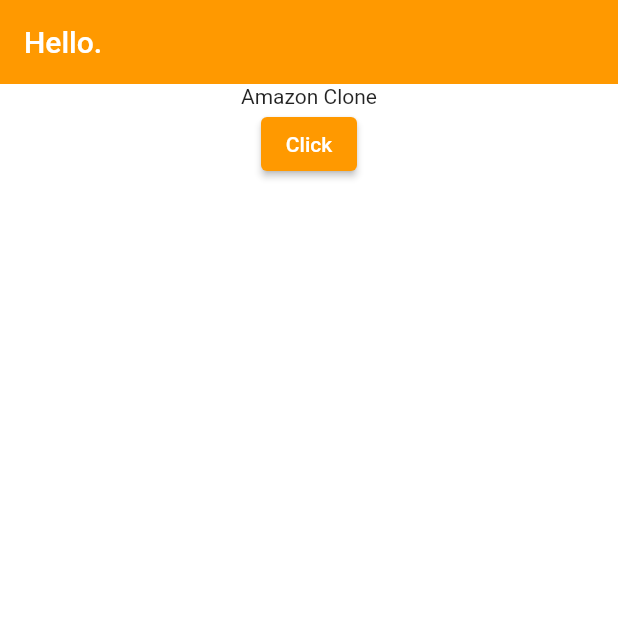
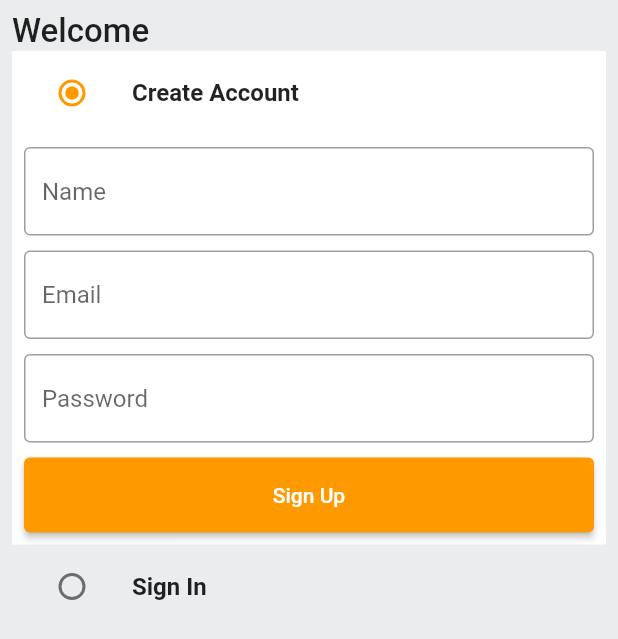
Before and after one commit to buggy1887/amazon_clone_tutorial, a Flutter app: the screen it shows after launch, on a phone screen of 412 x 824 dp. Shown: the top 639 px of the screen. Run offline on Flutter 3.47's test engine with Material 2 defaults, Android fonts, the phone set to English and light mode, and no system bars.

Commit message:
frontend auth page - made custom textfield, custom button and worked on routing

```diff
--- /dev/null
+++ b/lib/common/widgets/custom_buttond.dart
@@ -0,0 +1,19 @@
+import 'package:flutter/material.dart';
+
+class CustomButton extends StatelessWidget {
+  final String text;
+  final VoidCallback onTap;
+
+  const CustomButton({super.key, required this.text, required this.onTap});
+
+  @override
+  Widget build(BuildContext context) {
+    return ElevatedButton(
+      onPressed: onTap,
+      style: ElevatedButton.styleFrom(
+        minimumSize: const Size(double.infinity, 50),
+      ),
+      child: Text(text),
+    );
+  }
+}
--- /dev/null
+++ b/lib/common/widgets/custom_textfield.dart
@@ -0,0 +1,30 @@
+import 'package:amazon_clone_tutorial/constants/global_variables.dart';
+import 'package:flutter/material.dart';
+
+class CustomTextField extends StatelessWidget {
+  final TextEditingController controller;
+  final String hintText;
+  const CustomTextField(
+      {super.key, required this.controller, required this.hintText});
+
+  @override
+  Widget build(BuildContext context) {
+    return TextFormField(
+      controller: controller,
+      decoration: InputDecoration(
+        hintText: hintText,
+        border: const OutlineInputBorder(
+          borderSide: BorderSide(
+            color: Colors.black38,
+          ),
+        ),
+        enabledBorder: const OutlineInputBorder(
+          borderSide: BorderSide(
+            color: Colors.black38,
+          ),
+        ),
+      ),
+      validator: (val) {},
+    );
+  }
+}
--- /dev/null
+++ b/lib/features/auth/screens/auth_screen.dart
@@ -0,0 +1,159 @@
+import 'package:amazon_clone_tutorial/common/widgets/custom_buttond.dart';
+import 'package:amazon_clone_tutorial/common/widgets/custom_textfield.dart';
+import 'package:amazon_clone_tutorial/constants/global_variables.dart';
+import 'package:flutter/material.dart';
+
+enum Auth {
+  signin,
+  signup,
+}
+
+class AuthScreen extends StatefulWidget {
+  static const String routeName = '/auth-screen';
+  const AuthScreen({super.key});
+
+  @override
+  State<AuthScreen> createState() => _AuthScreenState();
+}
+
+class _AuthScreenState extends State<AuthScreen> {
+  Auth _auth = Auth.signup;
+  final _signUpFormKey = GlobalKey<FormState>();
+  final _signInFormKey = GlobalKey<FormState>();
+
+  final TextEditingController _emailContorller = TextEditingController();
+  final TextEditingController _passwordContorller = TextEditingController();
+  final TextEditingController _nameContorller = TextEditingController();
+
+  @override
+  void dispose() {
+    // TODO: implement dispose
+    super.dispose();
+    _emailContorller.dispose();
+    _passwordContorller.dispose();
+    _nameContorller.dispose();
+  }
+
+  @override
+  Widget build(BuildContext context) {
+    return Scaffold(
+      backgroundColor: GlobalVariables.greyBackgroundCOlor,
+      body: SafeArea(
+        child: Padding(
+          padding: const EdgeInsets.all(8.0),
+          child: Column(
+            crossAxisAlignment: CrossAxisAlignment.start,
+            children: [
+              const Text(
+                'Welcome',
+                style: TextStyle(fontSize: 22, fontWeight: FontWeight.w500),
+              ),
+              ListTile(
+                tileColor: _auth == Auth.signup
+                    ? GlobalVariables.backgroundColor
+                    : GlobalVariables.greyBackgroundCOlor,
+                title: const Text(
+                  'Create Account',
+                  style: TextStyle(
+                    fontWeight: FontWeight.bold,
+                  ),
+                ),
+                leading: Radio(
+                  activeColor: GlobalVariables.secondaryColor,
+                  value: Auth.signup,
+                  groupValue: _auth,
+                  onChanged: (Auth? val) {
+                    setState(() {
+                      _auth = val!;
+                    });
+                  },
+                ),
+              ),
+              if (_auth == Auth.signup)
+                Container(
+                  padding: const EdgeInsets.all(8),
+                  color: GlobalVariables.backgroundColor,
+                  child: Form(
+                    key: _signUpFormKey,
+                    child: Column(children: [
+                      CustomTextField(
+                        controller: _nameContorller,
+                        hintText: 'Name',
+                      ),
+                      const SizedBox(
+                        height: 10,
+                      ),
+                      CustomTextField(
+                        controller: _emailContorller,
+                        hintText: 'Email',
+                      ),
+                      const SizedBox(
+                        height: 10,
+                      ),
+                      CustomTextField(
+                        controller: _passwordContorller,
+                        hintText: 'Password',
+                      ),
+                      const SizedBox(
+                        height: 10,
+                      ),
+                      CustomButton(text: 'Sign Up', onTap: () {}),
+                    ]),
+                  ),
+                ),
+              ListTile(
+                tileColor: _auth == Auth.signin
+                    ? GlobalVariables.backgroundColor
+                    : GlobalVariables.greyBackgroundCOlor,
+                title: const Text(
+                  'Sign In',
+                  style: TextStyle(
+                    fontWeight: FontWeight.bold,
+                  ),
+                ),
+                leading: Radio(
+                  activeColor: GlobalVariables.secondaryColor,
+                  value: Auth.signin,
+                  groupValue: _auth,
+                  onChanged: (Auth? val) {
+                    setState(() {
+                      _auth = val!;
+                    });
+                  },
+                ),
+              ),
+              if (_auth == Auth.signin)
+                Container(
+                  padding: const EdgeInsets.all(8),
+                  color: GlobalVariables.backgroundColor,
+                  child: Form(
+                    key: _signUpFormKey,
+                    child: Column(children: [
+                      const SizedBox(
+                        height: 10,
+                      ),
+                      CustomTextField(
+                        controller: _emailContorller,
+                        hintText: 'Email',
+                      ),
+                      const SizedBox(
+                        height: 10,
+                      ),
+                      CustomTextField(
+                        controller: _passwordContorller,
+                        hintText: 'Password',
+                      ),
+                      const SizedBox(
+                        height: 10,
+                      ),
+                      CustomButton(text: 'Sign In', onTap: () {}),
+                    ]),
+                  ),
+                ),
+            ],
+          ),
+        ),
+      ),
+    );
+  }
+}
--- a/lib/main.dart
+++ b/lib/main.dart
@@ -1,4 +1,6 @@
 import 'package:amazon_clone_tutorial/constants/global_variables.dart';
+import 'package:amazon_clone_tutorial/features/auth/screens/auth_screen.dart';
+import 'package:amazon_clone_tutorial/router.dart';
 import 'package:flutter/material.dart';
 
 void main() {
@@ -12,31 +14,17 @@ class MyApp extends StatelessWidget {
   @override
   Widget build(BuildContext context) {
     return MaterialApp(
-      title: 'Amazon clone',
-      theme: ThemeData(
+        title: 'Amazon clone',
+        theme: ThemeData(
           scaffoldBackgroundColor: GlobalVariables.backgroundColor,
           colorScheme:
               const ColorScheme.light(primary: GlobalVariables.secondaryColor),
           appBarTheme: const AppBarTheme(
             elevation: 0,
             iconTheme: IconThemeData(color: Colors.black),
-          )),
-      home: Scaffold(
-        appBar: AppBar(
-          title: const Text('Hello.'),
+          ),
         ),
-        body: Column(
-          children: [
-            const Center(
-              child: Text('Amazon Clone'),
-            ),
-            ElevatedButton(
-              onPressed: () {},
-              child: const Text('Click'),
-            ),
-          ],
-        ),
-      ),
-    );
+        onGenerateRoute: (settings) => generateRoute(settings),
+        home: const AuthScreen());
   }
 }
--- /dev/null
+++ b/lib/router.dart
@@ -0,0 +1,22 @@
+import 'package:amazon_clone_tutorial/features/auth/screens/auth_screen.dart';
+import 'package:flutter/material.dart';
+
+Route<dynamic> generateRoute(RouteSettings routeSettings) {
+  switch (routeSettings.name) {
+    case AuthScreen.routeName:
+      return MaterialPageRoute(
+        settings: routeSettings,
+        builder: (_) => const AuthScreen(),
+      );
+
+    default:
+      return MaterialPageRoute(
+        settings: routeSettings,
+        builder: (_) => const Scaffold(
+          body: Center(
+            child: Text('Error - Screen does not exist'),
+          ),
+        ),
+      );
+  }
+}
```
